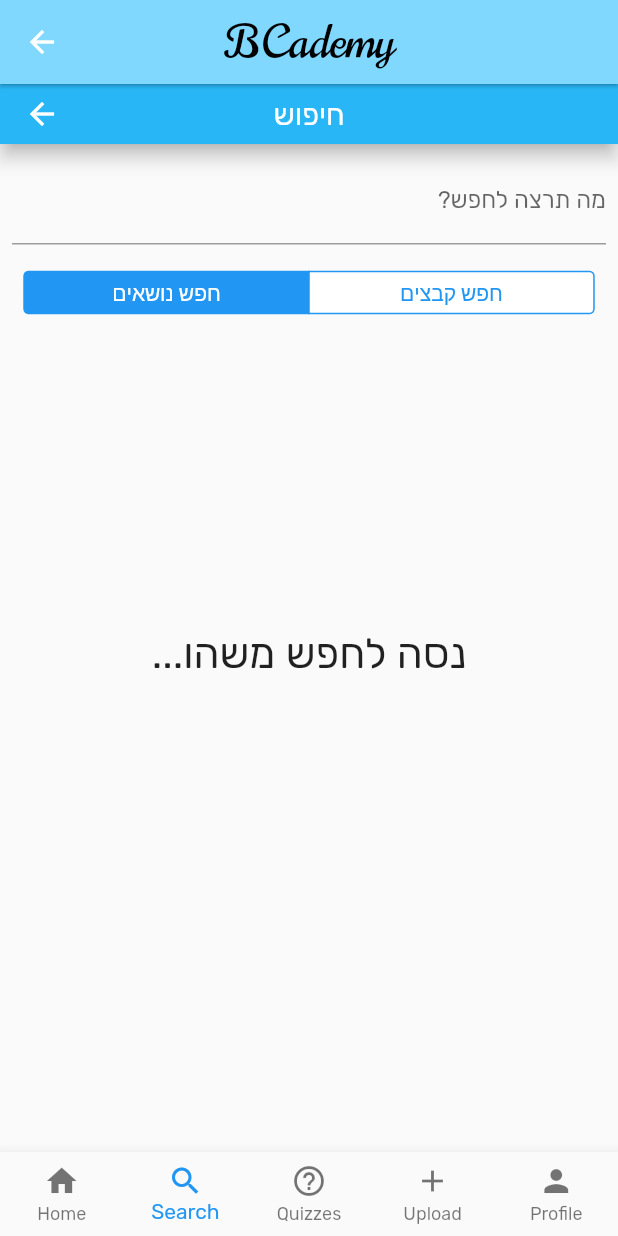
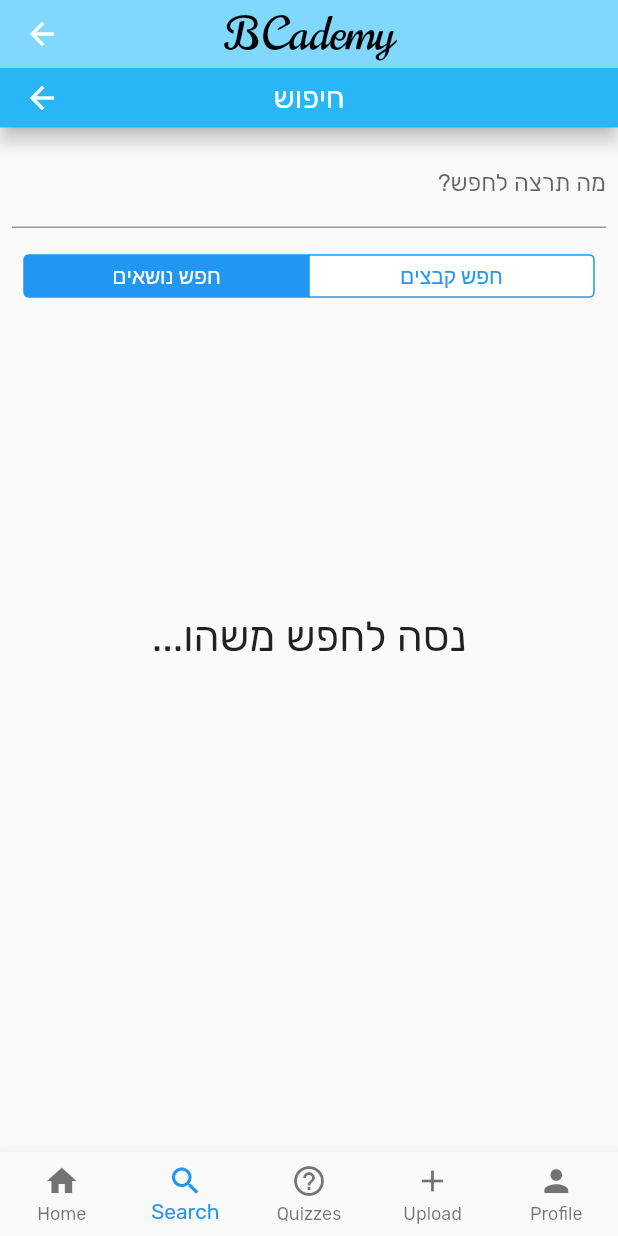
Before and after one commit to GefenHajaj/FinalProject, a Flutter app: the HomePage screen opened by its route, item 2 of the bottom bar chosen, on a phone screen of 412 x 824 dp. Run offline on Flutter 3.47's test engine with Material 2 defaults, Android fonts, the phone set to English and light mode, and no system bars; our stand-ins replace auto_size_text, file_picker, flutter_calendar_carousel, open_file; network calls fail; Roboto replaces fonts that are missing (Montserrat).

Commit message:
minor code changes

```diff
--- a/Frontend/bcademy/lib/api.dart
+++ b/Frontend/bcademy/lib/api.dart
@@ -8,7 +8,7 @@ import 'package:path_provider/path_provider.dart';
 
 /// This class takes care of communicating with the server.
 class Api {
-  static final String _url = "10.0.2.2:8000";
+  static final String _url = "192.168.1.30:8000";
 
   /// Returns all subjects!
   Future<List<Subject>> getAllSubjects() async {
--- a/Frontend/bcademy/lib/home_page.dart
+++ b/Frontend/bcademy/lib/home_page.dart
@@ -70,11 +70,14 @@ class _HomePageState extends State<HomePage> {
   @override
   Widget build(BuildContext context) {
     return Scaffold(
-      appBar: AppBar(
-        title: Text('BCademy', textAlign: TextAlign.center, style: TextStyle(color: Colors.black, fontFamily: 'Norican', fontSize: 30.0),),
-        centerTitle: true,
-        elevation: 1.0,
-        backgroundColor: Color(0xff80d8ff),
+      appBar: PreferredSize(
+        preferredSize: Size.fromHeight(45.0),
+        child: AppBar(
+          title: Text('BCademy', textAlign: TextAlign.center, style: TextStyle(color: Colors.black, fontFamily: 'Norican', fontSize: 30.0),),
+          centerTitle: true,
+          elevation: 0.0,
+          backgroundColor: Color(0xff80d8ff),
+        ),
       ),
       body: Center(
         child: _getPage(_selectedPageIndex),
--- a/Frontend/bcademy/lib/main.dart
+++ b/Frontend/bcademy/lib/main.dart
@@ -18,7 +18,7 @@ class BCademy extends StatelessWidget {
         primarySwatch: Colors.blue,
         fontFamily: 'Rubik',
       ),
-      home: HomePage(), // the starting page
+      home: SignInPage(), // the starting page
       // routes (pages) we use in the app
       routes: <String, WidgetBuilder> {
         '/tests': (BuildContext context) => new HomePage(),
--- a/Frontend/bcademy/lib/structures.dart
+++ b/Frontend/bcademy/lib/structures.dart
@@ -1,4 +1,3 @@
-import 'package:meta/meta.dart';
 import 'package:flutter/material.dart';
 
 /// A [Test] that holds the data for a test
--- a/Frontend/bcademy/lib/test_tile.dart
+++ b/Frontend/bcademy/lib/test_tile.dart
@@ -1,5 +1,4 @@
 import 'package:flutter/material.dart';
-import 'package:meta/meta.dart';
 import 'package:bcademy/structures.dart';
 
 const _rowHeight = 100.0;
```
Also changed, not shown: פרויקט סיום/logos/bcademy_logo.PNG (added), פרויקט סיום/logos/bcademy_logo_big.PNG (added), 10 other files.
